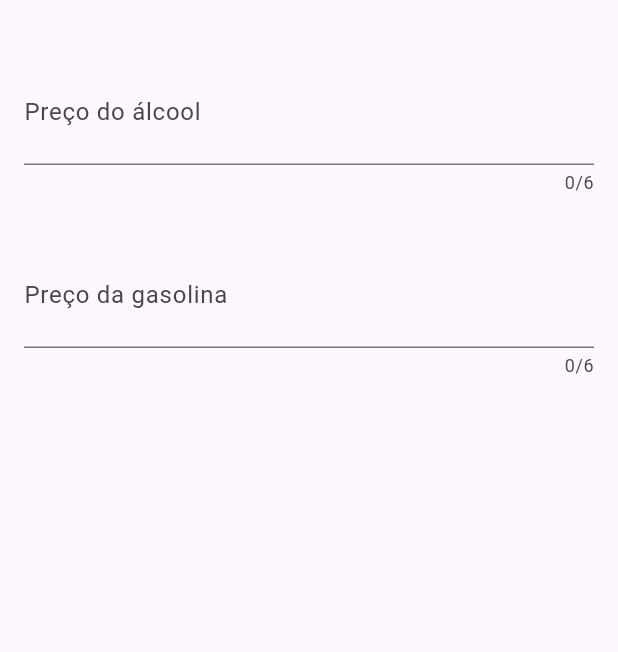
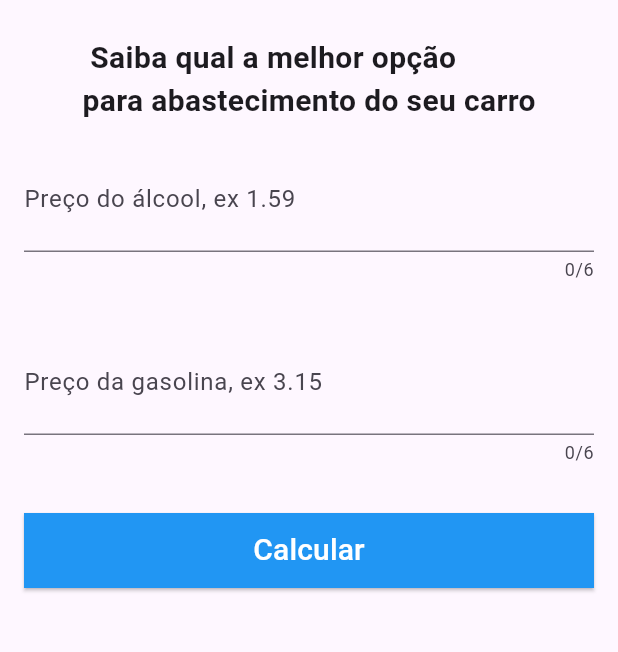
Before and after one commit to Aline01600/Alcool_Gasolina, a Flutter app: the screen it shows after launch, on a phone screen of 412 x 824 dp, the part 345-997 px from its top. Run offline on Flutter 3.47's test engine with Material 3 defaults, Android fonts, the phone set to English and light mode, and no system bars.

Commit message:
Adicionando texto

```diff
--- a/lib/campo_texto.dart
+++ b/lib/campo_texto.dart
@@ -43,6 +43,14 @@ class _CampoTextoState extends State<CampoTexto> {
 
           const SizedBox(height: 24),
 
+          const Text(
+            ' Saiba qual a melhor opção \npara abastecimento do seu carro',
+            style: TextStyle(
+              fontSize: 20,
+              fontWeight: FontWeight.bold,
+            ),
+          ),
+
           Padding(
             padding: const EdgeInsets.all(16),
 
@@ -51,7 +59,7 @@ class _CampoTextoState extends State<CampoTexto> {
               maxLengthEnforcement: MaxLengthEnforcement.none,
               keyboardType: TextInputType.number,
               decoration: const InputDecoration(
-                labelText: "Preço do álcool",
+                labelText: "Preço do álcool, ex 1.59",
               ),
 
               style: const TextStyle(fontSize: 25, color: Colors.green),
@@ -72,7 +80,7 @@ class _CampoTextoState extends State<CampoTexto> {
               maxLengthEnforcement: MaxLengthEnforcement.none,
               keyboardType: TextInputType.number,
               decoration: const InputDecoration(
-                labelText: "Preço da gasolina",
+                labelText: "Preço da gasolina, ex 3.15",
               ),
 
               style: const TextStyle(fontSize: 25, color: Colors.green),
@@ -84,6 +92,30 @@ class _CampoTextoState extends State<CampoTexto> {
               },
             ),
           ),
+
+          const SizedBox(height: 16),
+
+          ElevatedButton(
+            onPressed: () {
+
+            },
+
+            style: ElevatedButton.styleFrom(
+              backgroundColor: Colors.blue, // Cor azul
+              fixedSize: const Size(380, 50), // Largura 200 e altura 50
+              shape: RoundedRectangleBorder(
+                borderRadius: BorderRadius.zero, // Cantos quadrados (sem arredondar)
+              ),
+            ),
+
+            child: const Text(
+              'Calcular',
+              style: TextStyle(
+                fontSize: 20,
+                color: Colors.white,
+              ),
+            ),
+          ),
         ],
       ),
     );
```
